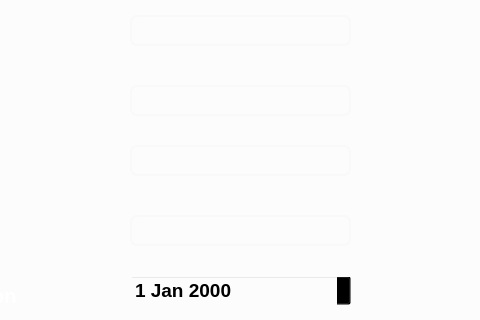
The window that Commande/livraison.ui (AnisTrabelsi/smart_tech_store_2A11) describes before a commit, drawn with Qt 5; both pictures show x 210 to 690 and y 123 to 443 of the 814 by 611 pixel window.
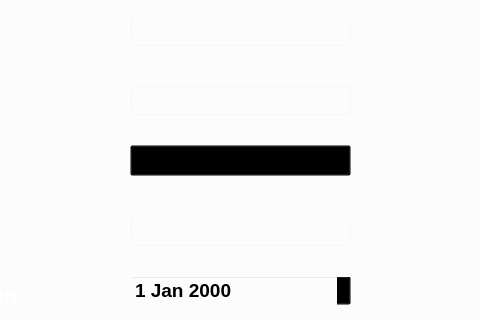
The same window after the commit.

What changed in the file:
```diff
--- a/Commande/livraison.ui
+++ b/Commande/livraison.ui
@@ -1029,32 +1029,6 @@
 }</string>
       </property>
      </widget>
-     <widget class="QLineEdit" name="Ville">
-      <property name="geometry">
-       <rect>
-        <x>340</x>
-        <y>190</y>
-        <width>221</width>
-        <height>31</height>
-       </rect>
-      </property>
-      <property name="styleSheet">
-       <string notr="true">QLineEdit{
-color: white;
-background-color:Transparent;;
-border-width: 2px;
-border-color: #F9F9F9;
-border-style: solid;
-border-radius: 7;
-padding: 3px;
-font-size: 15px;
-
-}
-QLineEdit:focus
-{border:2px solid #FBAD25;
-}</string>
-      </property>
-     </widget>
      <widget class="QLabel" name="label_11">
       <property name="geometry">
        <rect>
@@ -2467,6 +2441,67 @@
 }</string>
       </property>
      </widget>
+     <widget class="QComboBox" name="ville">
+      <property name="geometry">
+       <rect>
+        <x>340</x>
+        <y>190</y>
+        <width>221</width>
+        <height>31</height>
+       </rect>
+      </property>
+      <property name="styleSheet">
+       <string notr="true">QLineEdit{
+color: white;
+background-color:Transparent;;
+border-width: 2px;
+border-color: #F9F9F9;
+border-style: solid;
+border-radius: 7;
+padding: 3px;
+font-size: 15px;
+
+}
+QLineEdit:focus
+{border:2px solid #FBAD25;
+}</string>
+      </property>
+      <item>
+       <property name="text">
+        <string>Tunis</string>
+       </property>
+      </item>
+      <item>
+       <property name="text">
+        <string>BIzerte</string>
+       </property>
+      </item>
+      <item>
+       <property name="text">
+        <string>Sousse</string>
+       </property>
+      </item>
+      <item>
+       <property name="text">
+        <string>Kairouan</string>
+       </property>
+      </item>
+      <item>
+       <property name="text">
+        <string>Sfax</string>
+       </property>
+      </item>
+      <item>
+       <property name="text">
+        <string>Beja</string>
+       </property>
+      </item>
+      <item>
+       <property name="text">
+        <string>Jerba</string>
+       </property>
+      </item>
+     </widget>
     </widget>
    </widget>
   </widget>
```
Left out of the diff: 2 changed lines with no effect on the pictures.
